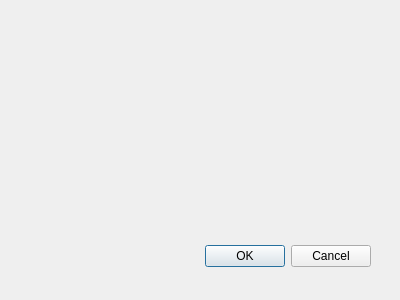
Qt form BerEditor/cmp_info_dlg.ui (jykim74/BerEditor) before a commit.
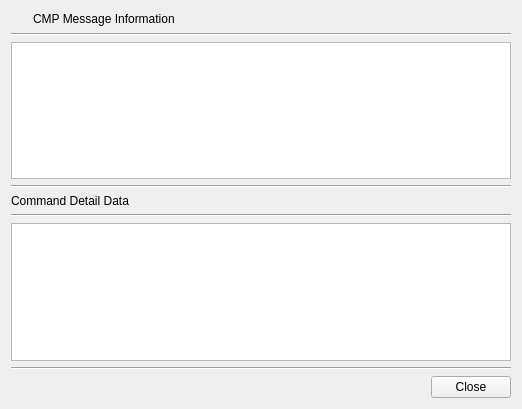
The same form after that commit. Icons and pictures are not drawn.

Diff of the .ui file:
```diff
--- a/BerEditor/cmp_info_dlg.ui
+++ b/BerEditor/cmp_info_dlg.ui
@@ -6,29 +6,124 @@
    <rect>
     <x>0</x>
     <y>0</y>
-    <width>400</width>
-    <height>300</height>
+    <width>518</width>
+    <height>409</height>
    </rect>
   </property>
   <property name="windowTitle">
    <string>Dialog</string>
   </property>
-  <widget class="QDialogButtonBox" name="buttonBox">
-   <property name="geometry">
-    <rect>
-     <x>30</x>
-     <y>240</y>
-     <width>341</width>
-     <height>32</height>
-    </rect>
-   </property>
-   <property name="orientation">
-    <enum>Qt::Horizontal</enum>
-   </property>
-   <property name="standardButtons">
-    <set>QDialogButtonBox::Cancel|QDialogButtonBox::Ok</set>
-   </property>
-  </widget>
+  <layout class="QVBoxLayout" name="verticalLayout">
+   <item>
+    <layout class="QGridLayout" name="gridLayout_2">
+     <property name="topMargin">
+      <number>0</number>
+     </property>
+     <item row="0" column="1">
+      <widget class="QLabel" name="label">
+       <property name="text">
+        <string>CMP Message Information</string>
+       </property>
+      </widget>
+     </item>
+     <item row="0" column="0">
+      <widget class="QPushButton" name="pushButton_2">
+       <property name="maximumSize">
+        <size>
+         <width>16</width>
+         <height>16</height>
+        </size>
+       </property>
+       <property name="text">
+        <string/>
+       </property>
+       <property name="icon">
+        <iconset resource="bereditor.qrc">
+         <normaloff>:/images/cmp.png</normaloff>:/images/cmp.png</iconset>
+       </property>
+       <property name="flat">
+        <bool>true</bool>
+       </property>
+      </widget>
+     </item>
+    </layout>
+   </item>
+   <item>
+    <widget class="Line" name="line_3">
+     <property name="orientation">
+      <enum>Qt::Horizontal</enum>
+     </property>
+    </widget>
+   </item>
+   <item>
+    <widget class="QTableWidget" name="mGenInfoTable">
+     <property name="minimumSize">
+      <size>
+       <width>500</width>
+       <height>0</height>
+      </size>
+     </property>
+    </widget>
+   </item>
+   <item>
+    <widget class="Line" name="line_2">
+     <property name="orientation">
+      <enum>Qt::Horizontal</enum>
+     </property>
+    </widget>
+   </item>
+   <item>
+    <widget class="QLabel" name="label_2">
+     <property name="text">
+      <string>Command Detail Data</string>
+     </property>
+    </widget>
+   </item>
+   <item>
+    <widget class="Line" name="line_4">
+     <property name="orientation">
+      <enum>Qt::Horizontal</enum>
+     </property>
+    </widget>
+   </item>
+   <item>
+    <widget class="QTableWidget" name="mDetailInfoTable"/>
+   </item>
+   <item>
+    <widget class="Line" name="line">
+     <property name="orientation">
+      <enum>Qt::Horizontal</enum>
+     </property>
+    </widget>
+   </item>
+   <item>
+    <layout class="QGridLayout" name="gridLayout">
+     <property name="topMargin">
+      <number>0</number>
+     </property>
+     <item row="0" column="1">
+      <widget class="QPushButton" name="mCloseBtn">
+       <property name="text">
+        <string>Close</string>
+       </property>
+      </widget>
+     </item>
+     <item row="0" column="0">
+      <spacer name="horizontalSpacer">
+       <property name="orientation">
+        <enum>Qt::Horizontal</enum>
+       </property>
+       <property name="sizeHint" stdset="0">
+        <size>
+         <width>40</width>
+         <height>20</height>
+        </size>
+       </property>
+      </spacer>
+     </item>
+    </layout>
+   </item>
+  </layout>
  </widget>
  <resources/>
  <connections>
```
Left out of the diff: 39 changed lines with no effect on the pictures.
